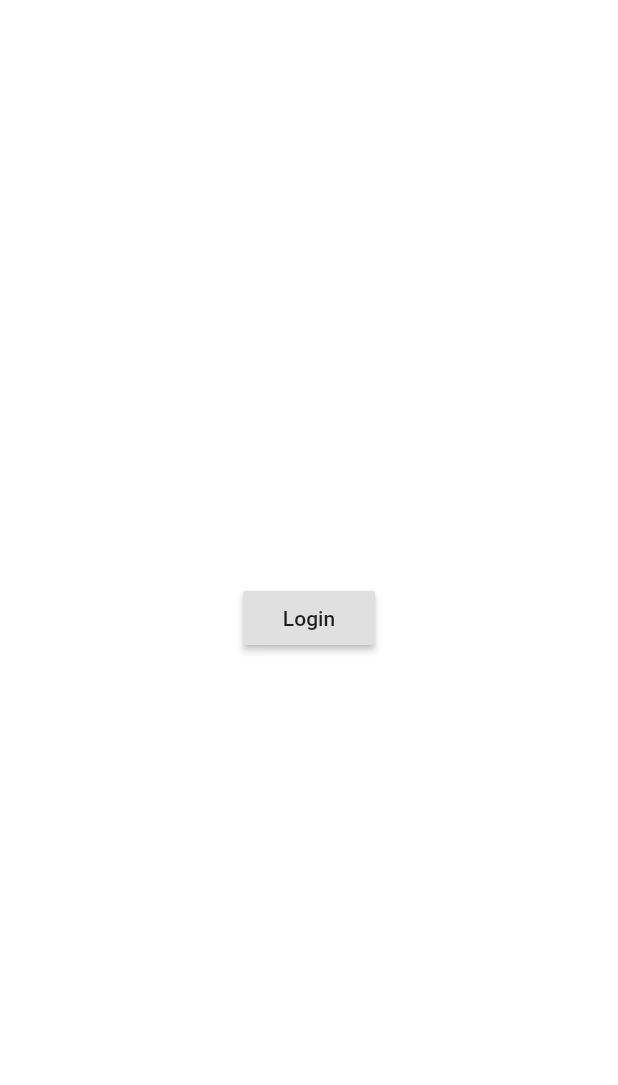
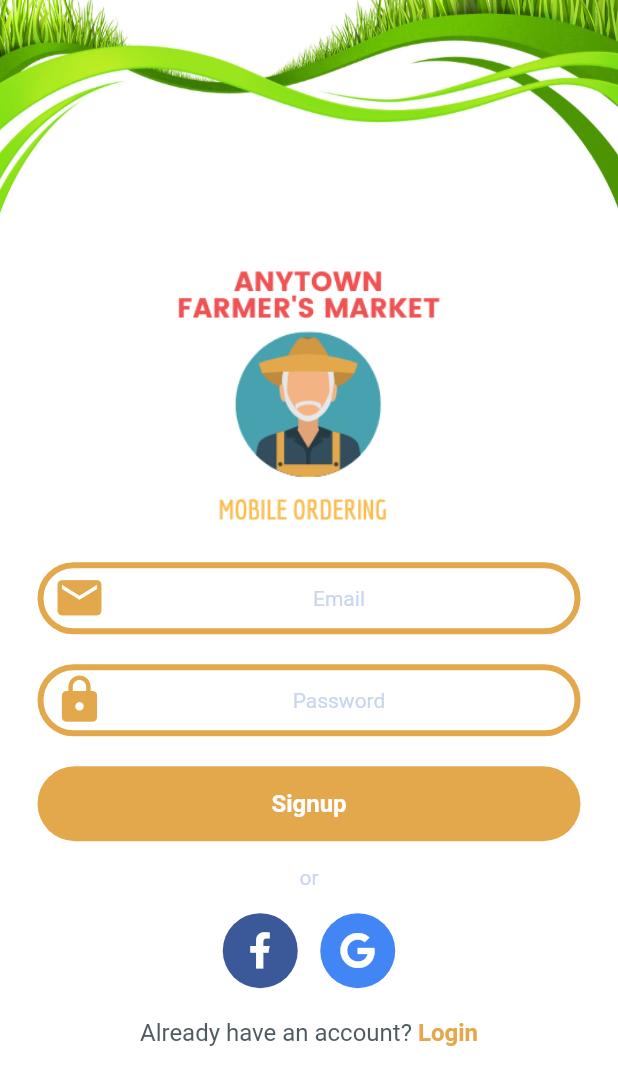
Before and after one commit to aduquenoy/Flutter_famers, a Flutter app: the Signup screen opened by its route, on a phone screen of 412 x 824 dp. Shown: the top 1085 px of the screen. Run offline on Flutter 3.47's test engine with Material 2 defaults, Android fonts, the phone set to English and light mode, and no system bars; our stand-ins replace font_awesome_flutter, google_fonts, rxdart.

Commit message:
farmers_auth_bloc

```diff
--- /dev/null
+++ b/lib/src/bloc/auth_bloc.dart
@@ -0,0 +1,42 @@
+import 'dart:async';
+import 'package:rxdart/rxdart.dart';
+import 'package:rxdart/subjects.dart';
+
+final RegExp regExpEmail = RegExp(
+    r'^(([^<>()[\]\\.,;:\s@\"]+(\.[^<>()[\]\\.,;:\s@\"]+)*)|(\".+\"))@((\[[0-9]{1,3}\.[0-9]{1,3}\.[0-9]{1,3}\.[0-9]{1,3}\])|(([a-zA-Z\-0-9]+\.)+[a-zA-Z]{2,}))$');
+
+class AuthBloc{
+  final _email = BehaviorSubject<String>();
+  final _password = BehaviorSubject<String>();
+
+  //Get data
+  Stream<String> get email => _email.stream.transform(validateEmail);
+  Stream<String> get password => _password.stream.transform(validatePassword);
+  Stream<bool> get isValid => CombineLatestStream.combine2(email, password, (email, password) => null);
+
+  //Set data
+  Function(String) get changeEmail => _email.sink.add;
+  Function(String) get changePassword => _password.sink.add;
+
+  dispose(){
+    _email.close();
+    _password.close();
+  }
+
+  //Transformers
+  final validateEmail = StreamTransformer<String, String>.fromHandlers(handleData: (email, sink){
+    if(regExpEmail.hasMatch(email.trim())){
+      sink.add(email.trim());
+    }else{
+      sink.addError("Must be a valid email address");
+    }
+  });
+
+  final validatePassword = StreamTransformer<String, String>.fromHandlers(handleData: (password, sink){
+    if(password.length >= 8){
+      sink.add(password.trim());
+    }else{
+      sink.addError("8 characters minimum");
+    }
+  });
+}
--- a/lib/src/screen/signup.dart
+++ b/lib/src/screen/signup.dart
@@ -1,6 +1,12 @@
 import 'dart:io';
-
+import 'dart:ui';
+import 'package:farmers_market/src/theme/base.dart';
+import 'package:farmers_market/src/theme/text.dart';
+import 'package:farmers_market/widget/button.dart';
+import 'package:farmers_market/widget/social.dart';
+import 'package:farmers_market/widget/textfield.dart';
 import 'package:flutter/cupertino.dart';
+import 'package:flutter/gestures.dart';
 import 'package:flutter/material.dart';
 
 class Signup extends StatelessWidget {
@@ -14,20 +20,87 @@ class Signup extends StatelessWidget {
   }
 
   Widget pageBody(BuildContext context) {
-    return Center(
-      child: (Platform.isIOS)
-          ? CupertinoButton(
-              child: Text("Login"),
-              onPressed: () {
-                Navigator.pushReplacementNamed(context, "/login");
-              },
-            )
-          : RaisedButton(
-              child: Text("Login"),
-              onPressed: () {
-                Navigator.pushReplacementNamed(context, "/login");
-              },
+    return ListView(
+      padding: EdgeInsets.all(0.0), // Pour coller l'image au top de l'ecran
+      children: <Widget>[
+        Container(
+          height: MediaQuery.of(context).size.height * .2,
+          decoration: BoxDecoration(
+            image: DecorationImage(
+                image: AssetImage("assets/images/top_bg.png"),
+                fit: BoxFit.fill),
+          ),
+        ),
+        Container(
+          height: 200.0,
+          decoration: BoxDecoration(
+            image: DecorationImage(
+              image: AssetImage("assets/images/logo.png"),
             ),
+          ),
+        ),
+        AppTextField(
+          isIOS: Platform.isIOS,
+          hintText: "Email",
+          materialIcon: Icons.email,
+          cupertinoIcon: CupertinoIcons.mail_solid,
+          textInputType: TextInputType.emailAddress,
+        ),
+        AppTextField(
+          isIOS: Platform.isIOS,
+          hintText: "Password",
+          materialIcon: Icons.lock,
+          cupertinoIcon: IconData(0xf4c9,
+              fontFamily: CupertinoIcons.iconFont,
+              fontPackage: CupertinoIcons.iconFontPackage),
+          obscureText: true,
+        ),
+        AppButton(
+          buttonText: "Signup",
+          buttonType: ButtonType.BorderTextfield,
+        ),
+        SizedBox(height: 6.0,),
+        Center(
+          child: Text(
+            "or",
+            style: TextStyles.suggestion,
+          ),
+        ),
+        SizedBox(height: 6.0,),
+        Padding(
+          padding: BaseStyles.listPadding,
+          child: Row(
+            mainAxisAlignment: MainAxisAlignment.center,
+            children: <Widget>[
+              AppSocialButton(
+                socialType: SocialType.Facebook,
+              ),
+              SizedBox(width: 15.0),
+              AppSocialButton(
+                socialType: SocialType.Google,
+              ),
+            ],
+          ),
+        ),
+        Padding(
+          padding: BaseStyles.listPadding,
+          child: RichText(
+            text: TextSpan(
+              text: "Already have an account? ",
+              style: TextStyles.body,
+              children: [
+                TextSpan(
+                  text: "Login",
+                  style: TextStyles.link,
+                  recognizer: TapGestureRecognizer()
+                    ..onTap = () => Navigator.pushNamed(context, "/login")
+                )
+              ]
+            ),
+            textAlign: TextAlign.center,
+          ),
+        )
+      ],
     );
   }
 }
--- a/lib/widget/textfield.dart
+++ b/lib/widget/textfield.dart
@@ -15,8 +15,8 @@ class AppTextField extends StatelessWidget {
     @required this.hintText,
     @required this.materialIcon,
     @required this.cupertinoIcon,
-    this.textInputType,
-    this.obscureText,
+    this.textInputType = TextInputType.text,
+    this.obscureText = false,
   });
 
   @override
@@ -25,7 +25,7 @@ class AppTextField extends StatelessWidget {
       return Padding(
         padding: EdgeInsets.symmetric(horizontal: TextFieldStyles.textBoxHorizontal, vertical: TextFieldStyles.textBoxVertical),
         child: CupertinoTextField(
-          keyboardType: (textInputType != null) ? textInputType : TextInputType.text,
+          keyboardType: textInputType,
           padding: EdgeInsets.all(12.0),
           placeholder: hintText,
           placeholderStyle: TextFieldStyles.placeholder,
@@ -34,19 +34,19 @@ class AppTextField extends StatelessWidget {
           textAlign: TextFieldStyles.textAlign,
           prefix: TextFieldStyles.iconPrefix(cupertinoIcon),
           decoration: TextFieldStyles.cupertinoDecoration,
-          obscureText: (obscureText != null) ? obscureText : false,
+          obscureText: obscureText,
         ),
       );
     } else {
       return Padding(
         padding: EdgeInsets.symmetric(horizontal: TextFieldStyles.textBoxHorizontal, vertical: TextFieldStyles.textBoxVertical),
         child: TextField(
-          keyboardType: (textInputType != null) ? textInputType : TextInputType.text,
+          keyboardType: textInputType,
           cursorColor: TextFieldStyles.cursorColor,
           style: TextFieldStyles.text,
           textAlign: TextFieldStyles.textAlign,
           decoration: TextFieldStyles.materialDecoration(hintText, materialIcon),
-          obscureText: (obscureText != null) ? obscureText : false,
+          obscureText: obscureText,
         ),
       );
     }
--- a/pubspec.yaml
+++ b/pubspec.yaml
@@ -28,6 +28,8 @@ dependencies:
   cloud_firestore: ^0.13.7
   google_fonts: ^1.1.0
   font_awesome_flutter: ^8.8.1
+  rxdart: ^0.24.1
+  provider: ^4.3.1
 
 
   # The following adds the Cupertino Icons font to your application.
```
Also changed, not shown: pubspec.lock.
